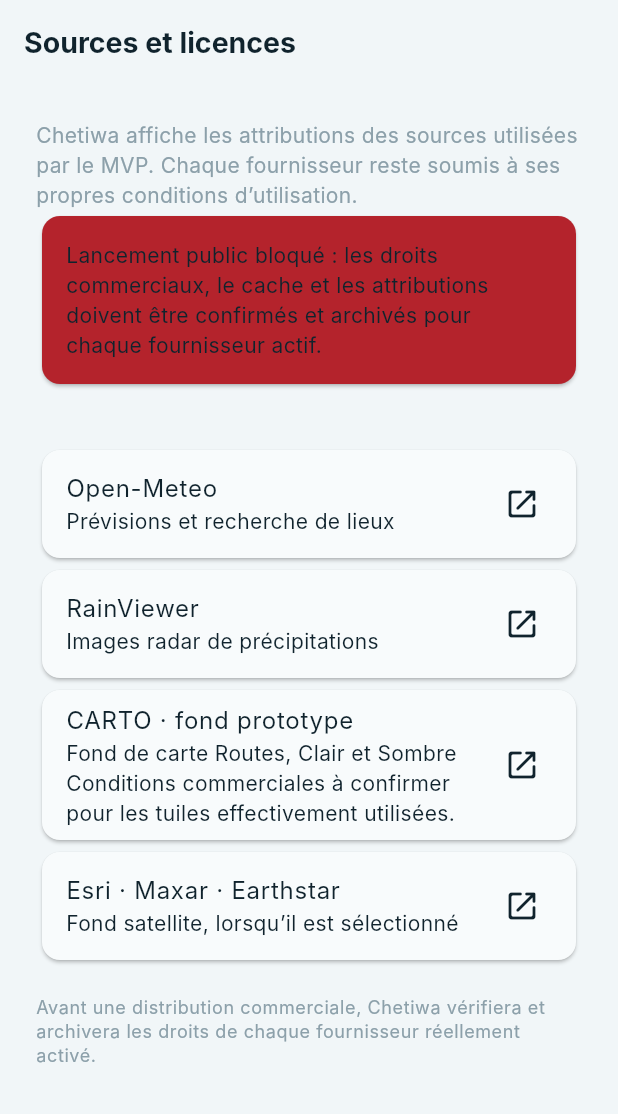
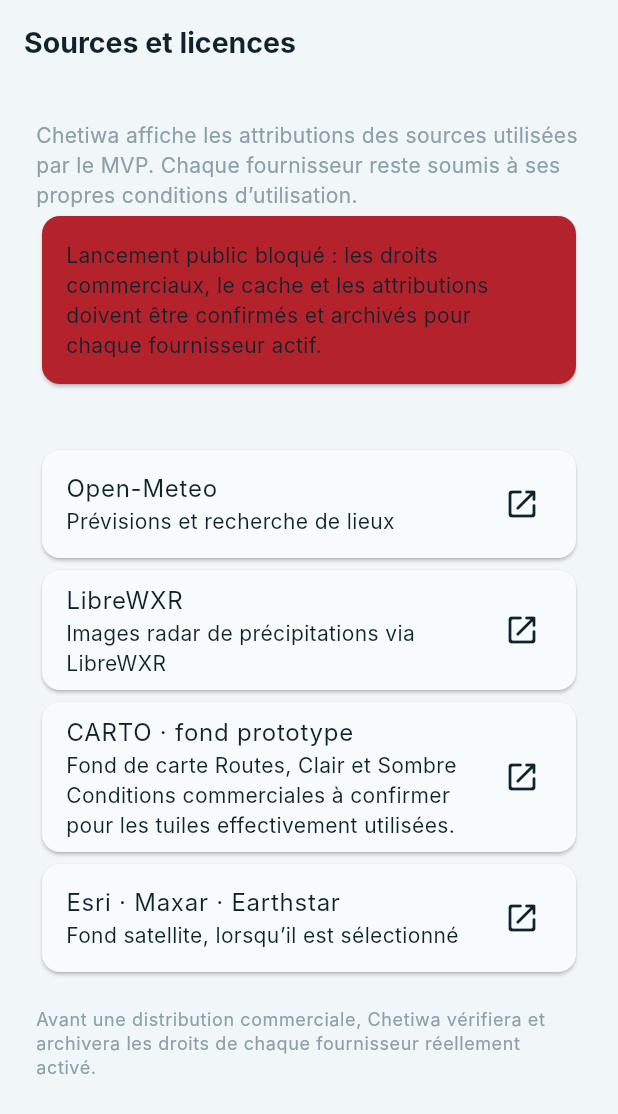
Before and after one commit to 1mohamedelasri/chetiwa, a Flutter app: the SourcesLicensesScreen screen opened by its route, on a phone screen of 412 x 824 dp. Shown: the top 1114 px of the screen. Run offline on Flutter 3.47's test engine with Material 3 defaults, Android fonts, the phone set to English and light mode, and no system bars; our stand-ins replace equatable, firebase_analytics, firebase_core, flutter_bloc, flutter_local_notifications, flutter_map and 10 more; accounts and stored records are empty; network calls fail; Roboto replaces fonts that are missing (Inter).

Commit message:
feat: route direct radar beta through LibreWXR

```diff
--- a/lib/core/config/api_config.dart
+++ b/lib/core/config/api_config.dart
@@ -28,8 +28,13 @@
       ? 'geocoding-api.open-meteo.com'
       : 'customer-geocoding-api.open-meteo.com';
 
-  static const rainViewerMetadataUrl =
-      'https://api.rainviewer.com/public/weather-maps.json';
+  /// Public beta endpoint used only by the development direct-provider path.
+  /// Production builds must use CHETIWA_API_BASE_URL instead.
+  static const radarMetadataUrl =
+      'https://radar.ezplatforms.com/public/weather-maps.json';
+
+  @Deprecated('Use radarMetadataUrl')
+  static const rainViewerMetadataUrl = radarMetadataUrl;
 
   static bool get isProduction => appEnvironment == 'production';
   static bool get usesNotificationTestForecast =>
--- a/lib/core/l10n/chetiwa_localizations.dart
+++ b/lib/core/l10n/chetiwa_localizations.dart
@@ -151,8 +151,9 @@
       : 'Before commercial distribution, Chetiwa will verify and archive the rights for every provider actually enabled.';
   String get sourceOpenMeteoPurpose =>
       _fr ? 'Prévisions et recherche de lieux' : 'Forecasts and place search';
-  String get sourceRainViewerPurpose =>
-      _fr ? 'Images radar de précipitations' : 'Precipitation radar imagery';
+  String get sourceRainViewerPurpose => _fr
+      ? 'Images radar de précipitations via LibreWXR'
+      : 'Precipitation radar imagery via LibreWXR';
   String get sourceCartoPurpose => _fr
       ? 'Fond de carte Routes, Clair et Sombre'
       : 'Streets, light and dark map base';
@@ -166,8 +167,8 @@
       ? '$location · enregistré sur cet appareil'
       : '$location · saved on this device';
   String get weatherDataSources => _fr
-      ? 'Prévisions Open-Meteo · Radar RainViewer'
-      : 'Open-Meteo forecast · RainViewer radar';
+      ? 'Prévisions Open-Meteo · Radar LibreWXR'
+      : 'Open-Meteo forecast · LibreWXR radar';
   String get version => 'Version';
   String get skip => _fr ? 'Passer' : 'Skip';
   String get continueLabel => _fr ? 'Continuer' : 'Continue';
--- a/lib/features/legal/presentation/sources_licenses_screen.dart
+++ b/lib/features/legal/presentation/sources_licenses_screen.dart
@@ -40,9 +40,9 @@
             url: 'https://open-meteo.com/',
           ),
           _SourceTile(
-            name: 'RainViewer',
+            name: 'LibreWXR',
             purpose: strings.sourceRainViewerPurpose,
-            url: 'https://www.rainviewer.com/',
+            url: 'https://github.com/JoshuaKimsey/LibreWXR',
           ),
           _SourceTile(
             name: 'CARTO · fond prototype',
--- a/lib/features/radar/data/cache/radar_cache_data_source.dart
+++ b/lib/features/radar/data/cache/radar_cache_data_source.dart
@@ -28,7 +28,7 @@
               progress: (frame['progress'] as num).toDouble(),
               tileUrlTemplate: frame['tile_url'] as String?,
               kind: _kindFromJson(frame),
-              providerName: frame['provider_name'] as String? ?? 'RainViewer',
+              providerName: frame['provider_name'] as String? ?? 'LibreWXR',
             );
           })
           .toList(growable: false);
--- a/lib/features/radar/data/providers/rain_viewer_radar_provider.dart
+++ b/lib/features/radar/data/providers/rain_viewer_radar_provider.dart
@@ -12,7 +12,7 @@
   final http.Client _client;
 
   Future<Map<String, dynamic>> fetchMetadata() async {
-    final uri = Uri.parse(ApiConfig.rainViewerMetadataUrl);
+    final uri = Uri.parse(ApiConfig.radarMetadataUrl);
     Object? lastError;
     var terminalIssue = WeatherDataIssue.offline;
     for (var attempt = 0; attempt < 3; attempt++) {
@@ -25,14 +25,14 @@
           if (decoded is! Map<String, dynamic>) {
             throw const WeatherDataException(
               WeatherDataIssue.invalidResponse,
-              'Réponse RainViewer invalide',
+              'Réponse radar invalide',
             );
           }
           return decoded;
         }
         final error = WeatherDataException(
           WeatherDataIssue.providerUnavailable,
-          'RainViewer HTTP ${response.statusCode}',
+          'Radar HTTP ${response.statusCode}',
         );
         if (response.statusCode < 500 && response.statusCode != 429) {
           throw error;
@@ -52,7 +52,7 @@
     }
     throw WeatherDataException(
       terminalIssue,
-      'RainViewer inaccessible après 3 tentatives: $lastError',
+      'Radar inaccessible après 3 tentatives: $lastError',
     );
   }
 }
--- a/lib/features/radar/domain/entities/radar_frame.dart
+++ b/lib/features/radar/domain/entities/radar_frame.dart
@@ -8,7 +8,7 @@
     required this.progress,
     this.tileUrlTemplate,
     this.kind = WeatherDataKind.radarObservation,
-    this.providerName = 'RainViewer',
+    this.providerName = 'LibreWXR',
   });
 
   final DateTime time;
--- a/lib/features/radar/presentation/widgets/radar_pane.dart
+++ b/lib/features/radar/presentation/widgets/radar_pane.dart
@@ -104,7 +104,7 @@
       if (state is RadarFailure) {
         return WeatherDataUnavailableView(
           issue: state.issue,
-          domainLabel: 'RainViewer',
+          domainLabel: 'LibreWXR',
           onRetry: () => context.read<RadarBloc>().add(const RadarRequested()),
         );
       }
@@ -261,7 +261,7 @@
                 child: WeatherDataStatusBanner(
                   key: const Key('radar-data-status'),
                   health: state.health,
-                  domainLabel: 'RainViewer',
+                  domainLabel: 'LibreWXR',
                   nowUtc: widget.snapshot.nowUtc,
                   dataUpdatedAt:
                       state.frames[state.currentObservationIndex].time,
@@ -449,8 +449,8 @@
         padding: const EdgeInsets.symmetric(horizontal: 7, vertical: 4),
         child: Text(
           baseMap.isSatellite
-              ? '© Esri, Maxar, Earthstar · Radar RainViewer'
-              : '© OpenStreetMap © CARTO · Radar RainViewer',
+              ? '© Esri, Maxar, Earthstar · Radar LibreWXR'
+              : '© OpenStreetMap © CARTO · Radar LibreWXR',
           style: const TextStyle(
             color: ChetiwaColors.textSecondary,
             fontSize: 8,
```
Also changed, not shown: lib/features/radar/data/repositories/rain_viewer_radar_repository.dart (+21 -8 lines), 3 other files.
